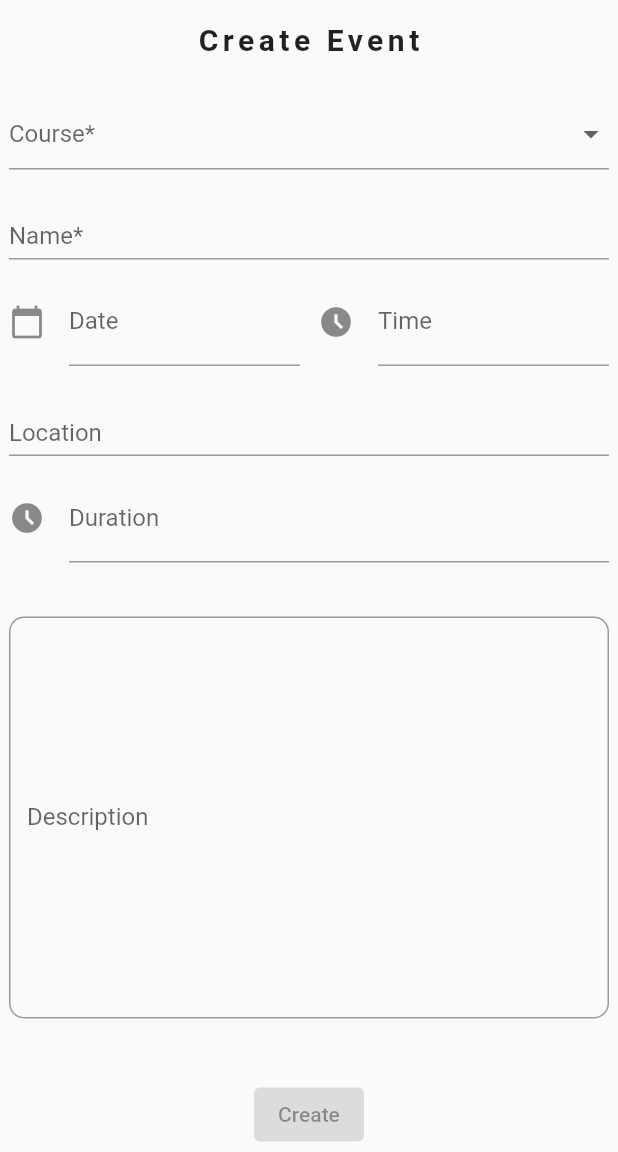
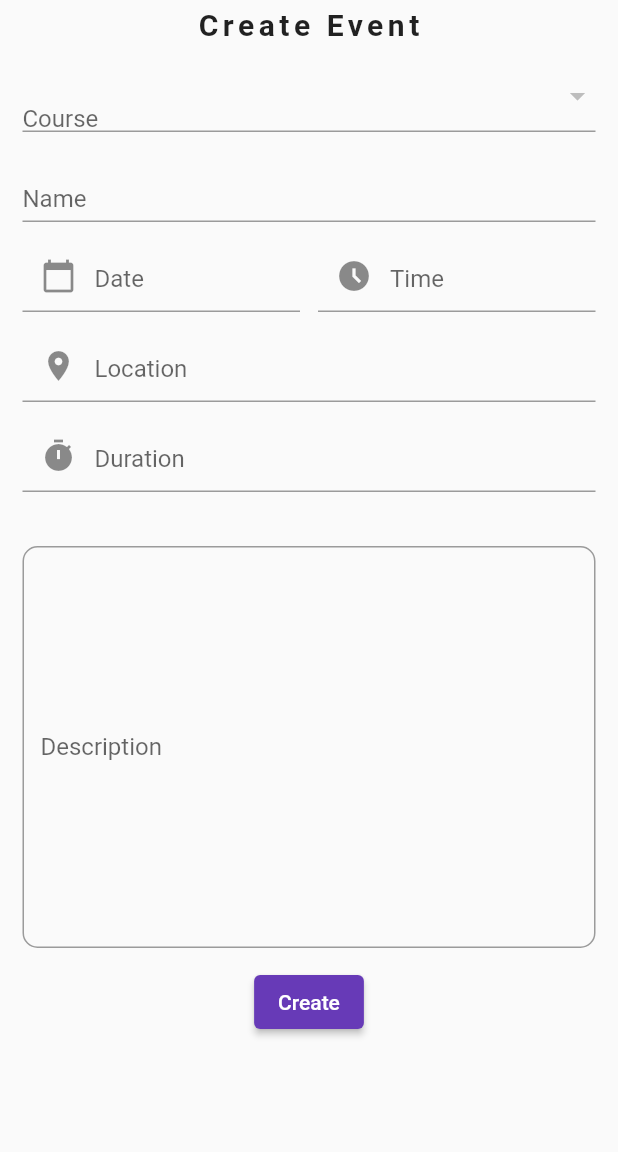
Before and after one commit to LEIC-ES-2021-22/3LEIC01T1, a Flutter app: the screen it shows once a user with an empty profile is signed in, in the side drawer, after a tap on "Create Event", on a phone screen of 412 x 824 dp, the part 84-1236 px from its top. Run offline on Flutter 3.47's test engine with Material 2 defaults, Android fonts, the phone set to English and light mode, and no system bars; our stand-ins replace cloud_firestore, firebase_auth, firebase_core, flutter_spinkit; missing offline and left inert: duration; accounts and stored records are empty.

Commit message:
CreateEvent minor refactor

```diff
--- a/src/lib/routes/create_event.dart
+++ b/src/lib/routes/create_event.dart
@@ -1,8 +1,12 @@
 import 'package:flutter/cupertino.dart';
 import 'package:flutter/foundation.dart';
 import 'package:flutter/material.dart';
+import 'package:flutter_spinkit/flutter_spinkit.dart';
 import 'package:intl/intl.dart';
+import 'package:remind_me_up/models/course.dart';
 import 'package:remind_me_up/routes/home.dart';
+import 'package:remind_me_up/services/database.dart';
+import 'package:remind_me_up/util.dart';
 
 class CreateEvent extends StatefulWidget {
   const CreateEvent({Key? key}) : super(key: key);
@@ -12,24 +16,45 @@ class CreateEvent extends StatefulWidget {
 }
 
 class _CreateEventState extends State<CreateEvent> {
-  final coursesList = ['AEDA', 'ES', 'LTW']; // TODO database
+  bool _loading = true;
 
-  String? selectedCourse;
+  List<Course> _coursesList = [];
+  Course? _selectedCourse;
+
   DateTime _selectedDeadline = DateTime.now();
-
-  // TimeOfDay _duration = TimeOfDay(hour: 0, minute: 0);
   Duration _duration = Duration.zero;
   TextEditingController dateinput = TextEditingController();
   TextEditingController timeinput = TextEditingController();
   TextEditingController durationinput = TextEditingController();
 
+  void getAsyncData() async {
+    final courses =
+        await DatabaseService().courses.then((value) => value.docs.map((e) => e.data()).toList());
+
+    setState(() {
+      _coursesList = courses;
+      _loading = false;
+    });
+  }
+
   @override
   void initState() {
-    dateinput.text = ""; //set the initial value of text field
-    timeinput.text = "";
-    durationinput.text = "";
     super.initState();
+
+    getAsyncData();
   }
+
+  DropdownMenuItem<Course> buildMenuItem(Course course) => DropdownMenuItem(
+        value: course,
+        child: RichText(
+          text: TextSpan(
+            text: course.name + ' ',
+            children: [
+              TextSpan(text: course.shortName, style: const TextStyle(color: Colors.grey)),
+            ],
+          ),
+        ),
+      );
 
   @override
   Widget build(BuildContext context) {
@@ -38,18 +63,19 @@ class _CreateEventState extends State<CreateEvent> {
         slivers: [
           DefaultAppBar(),
           SliverToBoxAdapter(
-            child: Padding(
+            child: _loading
+                ? const SpinKitRing(
+                    color: Colors.deepPurple,
+                    lineWidth: 5,
+                  )
+                : Padding(
                     padding: const EdgeInsets.symmetric(horizontal: 15, vertical: 5),
+                    child: SizedBox(
+                      width: 400,
                       child: Column(
                         mainAxisAlignment: MainAxisAlignment.center,
                         children: <Widget>[
-                  Row(
-                    mainAxisAlignment: MainAxisAlignment.center,
-                    children: const [
-                      Padding(
-                        padding:
-                            EdgeInsets.symmetric(vertical: 10, horizontal: 4),
-                        child: Text(
+                          const Text(
                             'Create Event',
                             style: TextStyle(
                               fontSize: 20,
@@ -57,69 +83,39 @@ class _CreateEventState extends State<CreateEvent> {
                               fontWeight: FontWeight.bold,
                             ),
                           ),
-                      ),
-                    ],
-                  ),
                           const SizedBox(height: 12),
-                ],
-              ),
-            ),
-          ),
-          SliverToBoxAdapter(
-            child: Form(
+                          // TODO hook this to firestore
+                          Form(
                             child: Column(
                               mainAxisAlignment: MainAxisAlignment.center,
                               crossAxisAlignment: CrossAxisAlignment.center,
                               children: <Widget>[
-                  SizedBox(
-                    width: 400,
-                    child: DropdownButtonFormField<String>(
-                      decoration: const InputDecoration(
-                        // prefixIcon: Icon(Icons.person),
-                        // border: InputBorder.none,
-                        contentPadding: EdgeInsets.zero,
-                        alignLabelWithHint: true,
+                                DropdownButtonFormField<Course>(
+                                  decoration: fixedInputDecoration.copyWith(
+                                    labelText: 'Course',
                                   ),
-
-                      hint: const Text('Course*'),
-                      value: selectedCourse,
+                                  value: _selectedCourse,
                                   isExpanded: true,
-                      // iconSize: 36,
-                      items: coursesList.map(buildMenuItem).toList(),
-                      onChanged: (value) => setState(() {
-                        selectedCourse = value;
-                      }),
+                                  items: _coursesList.map(buildMenuItem).toList(),
+                                  onChanged: (value) => setState(() => _selectedCourse = value),
+                                ),
+                                const SizedBox(height: 12),
+                                TextFormField(
+                                  decoration: fixedInputDecoration.copyWith(
+                                    labelText: 'Name',
                                   ),
                                 ),
                                 const SizedBox(height: 12),
-                  SizedBox(
-                    width: 400,
-                    child: TextFormField(
-                      decoration: const InputDecoration(
-                        // icon: const Icon(Icons.person),
-                        hintText: 'Insert Event Name',
-                        labelText: 'Name*',
-                        contentPadding: EdgeInsets.zero,
-                        alignLabelWithHint: true,
-                      ),
-                    ),
-                  ),
-                  const SizedBox(height: 12),
-                  SizedBox(
-                      width: 400,
-                      child: Row(
+                                Row(
                                   mainAxisAlignment: MainAxisAlignment.center,
                                   children: [
                                     Expanded(
                                       child: TextField(
                                         controller: dateinput,
                                         //editing controller of this TextField
-                              decoration: const InputDecoration(
-                                icon: Icon(
-                                    Icons.calendar_today), //icon of text field
-                                labelText: "Date", //label text of field
-                                // contentPadding: EdgeInsets.zero,
-                                // alignLabelWithHint: true,
+                                        decoration: fixedInputDecoration.copyWith(
+                                          prefixIcon: const Icon(Icons.calendar_today),
+                                          labelText: 'Date',
                                         ),
                                         readOnly: true,
                                         //set it true, so that user will not able to edit text
@@ -133,8 +129,7 @@ class _CreateEventState extends State<CreateEvent> {
                                               lastDate: DateTime(2101));
                                           if (pickedDate != null) {
                                             String formattedDate =
-                                      DateFormat('yyyy-MM-dd')
-                                          .format(pickedDate);
+                                                DateFormat('yyyy-MM-dd').format(pickedDate);
                                             setState(() {
                                               _selectedDeadline = DateTime(
                                                 pickedDate.year,
@@ -160,10 +155,9 @@ class _CreateEventState extends State<CreateEvent> {
                                       child: TextField(
                                         controller: timeinput,
                                         //editing controller of this TextField
-                              decoration: const InputDecoration(
-                                  icon: Icon(Icons
-                                      .access_time_filled), //icon of text field
-                                  labelText: "Time" //label text of field
+                                        decoration: fixedInputDecoration.copyWith(
+                                          prefixIcon: const Icon(Icons.access_time_filled),
+                                          labelText: 'Time',
                                         ),
                                         readOnly: true,
                                         //set it true, so that user will not able to edit text
@@ -177,8 +171,7 @@ class _CreateEventState extends State<CreateEvent> {
                                             if (kDebugMode) {
                                               print(pickedTime);
                                             }
-                                  String formattedTime =
-                                      pickedTime.format(context);
+                                            String formattedTime = pickedTime.format(context);
                                             // print(formattedDate); //formatted date output using intl package =>  2021-03-16
                                             //you can implement different kind of Date Format here according to your requirement
                                             setState(() {
@@ -201,34 +194,22 @@ class _CreateEventState extends State<CreateEvent> {
                                       ),
                                     ),
                                   ],
-                      )),
+                                ),
                                 const SizedBox(height: 12),
-                  // Container(
-                  //   width: 400,
-                  //   child:
-                  // ),
-                  SizedBox(
-                    width: 400,
-                    child: TextFormField(
-                      decoration: const InputDecoration(
-                        // icon: const Icon(Icons.person),
-                        hintText: 'Insert Location',
+                                TextFormField(
+                                  decoration: fixedInputDecoration.copyWith(
+                                    prefixIcon: const Icon(Icons.location_on),
                                     labelText: 'Location',
-                        alignLabelWithHint: true,
-                        contentPadding: EdgeInsets.zero,
-                      ),
                                   ),
                                 ),
                                 const SizedBox(height: 12),
-                  SizedBox(
-                    width: 400,
-                    child: TextField(
+                                TextField(
                                   controller: durationinput,
                                   //editing controller of this TextField
-                      decoration: const InputDecoration(
-                        icon:
-                            Icon(Icons.access_time_filled), //icon of text field
-                        labelText: "Duration", //label text of field
+
+                                  decoration: fixedInputDecoration.copyWith(
+                                    prefixIcon: const Icon(Icons.timer),
+                                    labelText: "Duration",
                                   ),
                                   readOnly: true,
                                   //set it true, so that user will not able to edit text
@@ -242,57 +223,30 @@ class _CreateEventState extends State<CreateEvent> {
                                             child: CupertinoTimerPicker(
                                               initialTimerDuration: _duration,
                                               mode: CupertinoTimerPickerMode.hm,
-                                          onTimerDurationChanged: (duration) =>
-                                              {
-                                            setState(() {
+                                              onTimerDurationChanged: (duration) => {
+                                                setState(
+                                                  () {
                                                     _duration = duration;
-                                              List<String> tokens = _duration
-                                                  .toString()
-                                                  .split(':');
+                                                    List<String> tokens =
+                                                        _duration.toString().split(':');
                                                     durationinput.text =
                                                         tokens[0] + ':' + tokens[1];
-                                            })
                                                   },
-                                        )),
+                                                )
+                                              },
+                                            ),
+                                          ),
                                         ],
                                         cancelButton: CupertinoActionSheetAction(
                                           child: const Text('Cancel'),
                                           onPressed: () => Navigator.pop(context),
                                         ),
-                                ));
-
-                        // TimeOfDay? pickedTime = await showTimePicker(
-                        //     context: context,
-                        //     initialTime: TimeOfDay(
-                        //         hour: _selectedDeadline.hour,
-                        //         minute: _selectedDeadline.minute));
-                        // if (pickedTime != null) {
-                        //   print(pickedTime);
-                        //   String formattedTime = pickedTime.format(context);
-                        //   // print(formattedDate); //formatted date output using intl package =>  2021-03-16
-                        //   //you can implement different kind of Date Format here according to your requirement
-                        //   setState(() {
-                        //     _selectedDeadline = DateTime(
-                        //       _selectedDeadline.year,
-                        //       _selectedDeadline.month,
-                        //       _selectedDeadline.day,
-                        //       pickedTime.hour,
-                        //       pickedTime.minute,
-                        //     );
-                        //     timeinput.text =
-                        //         formattedTime; //set output date to TextField value.
-                        //   });
-                        // } else {
-                        //   print("Time is not selected");
-                        // }
+                                      ),
+                                    );
                                   },
                                 ),
-                  ),
-
                                 const SizedBox(height: 36),
-                  SizedBox(
-                    width: 400,
-                    child: TextFormField(
+                                TextFormField(
                                   minLines: 12,
                                   maxLines: 12,
                                   keyboardType: TextInputType.multiline,
@@ -300,27 +254,24 @@ class _CreateEventState extends State<CreateEvent> {
                                     labelText: 'Description',
                                     hintText: 'Write a description about the event',
                                     border: OutlineInputBorder(
-                                borderRadius:
-                                    BorderRadius.all(Radius.circular(10))))),
+                                        borderRadius: BorderRadius.all(Radius.circular(10))),
                                   ),
-                  Container(
-                      alignment: Alignment.center,
-                      padding: const EdgeInsets.only(top: 40.0),
-                      child: const ElevatedButton(
-                        child: Text('Create'),
-                        onPressed: null,
-                      )),
+                                ),
+                                const SizedBox(height: 12),
+                                ElevatedButton(
+                                  child: const Text('Create'),
+                                  onPressed: () {}, // TODO
+                                ),
                               ],
-              ),
                             ),
                           )
                         ],
                       ),
+                    ),
+                  ),
+          ),
+        ],
+      ),
     );
   }
-
-  DropdownMenuItem<String> buildMenuItem(String item) => DropdownMenuItem(
-      value: item,
-      child: Text(item,
-          style: const TextStyle(fontWeight: FontWeight.bold, fontSize: 20)));
 }
--- a/src/lib/util.dart
+++ b/src/lib/util.dart
@@ -1,4 +1,5 @@
 import 'package:duration/duration.dart';
+import 'package:flutter/material.dart';
 import 'package:intl/intl.dart';
 
 class FlooredDuration {
@@ -20,13 +21,14 @@ class FlooredDuration {
   }
 
 
-
   String pluralizedTersity() {
     return Intl.plural(amount, one: tersity.name, other: tersity.name + 's');
   }
 
   String formatted() {
-    return '$amount ${tersity.name[0].toUpperCase()}${pluralizedTersity().substring(1).toLowerCase()}';
+    return '$amount ${tersity.name[0].toUpperCase()}${pluralizedTersity()
+        .substring(1)
+        .toLowerCase()}';
   }
 
   @override
@@ -34,3 +36,8 @@ class FlooredDuration {
     return formatted();
   }
 }
+
+const fixedInputDecoration = InputDecoration(
+  alignLabelWithHint: true,
+  contentPadding: EdgeInsets.zero,
+);
```
Lines whose indentation alone changed are shown as unchanged.
